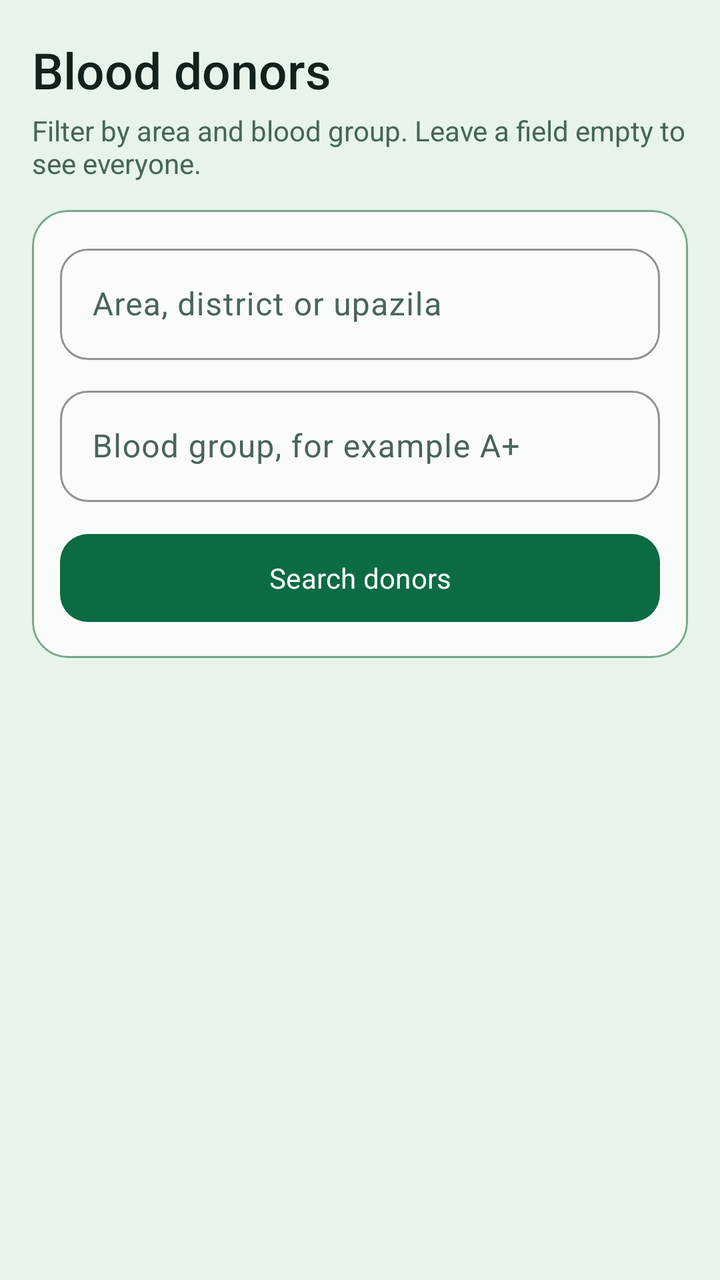
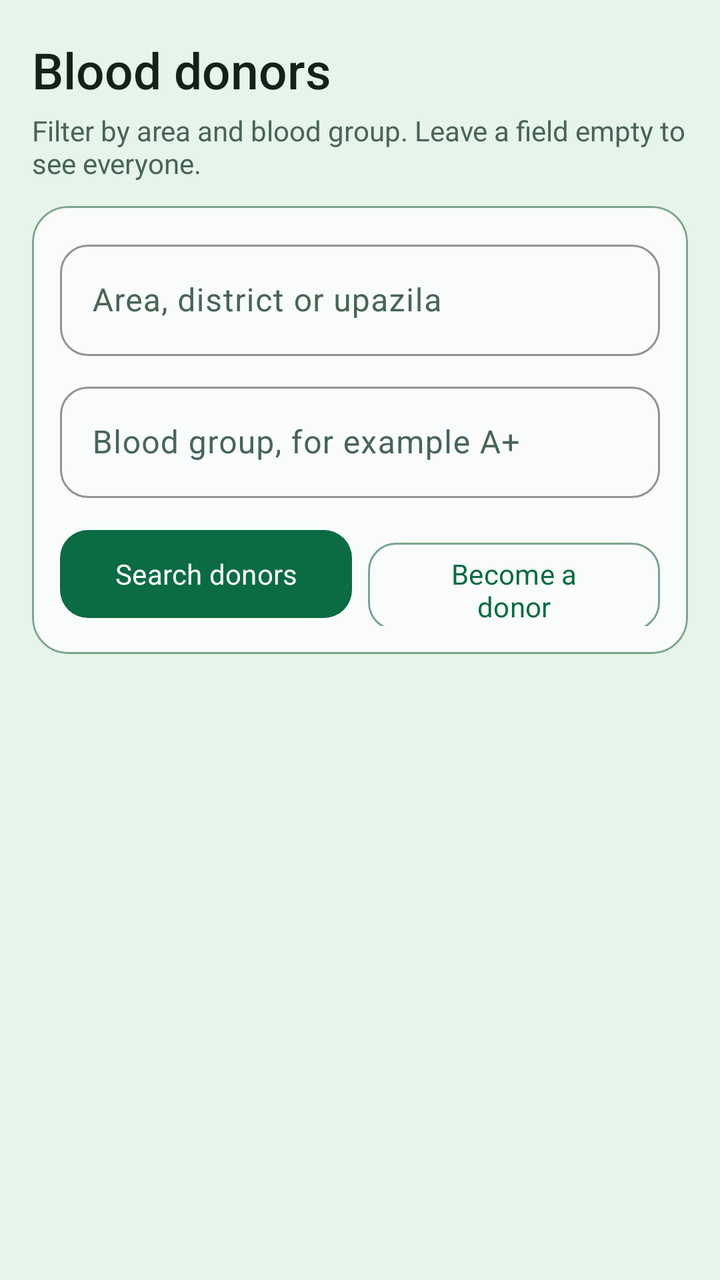

Screens rendered from an Android XML layout before and after an edit, with the pre-edit source and the edit as a unified diff.
<!-- AndroidManifest.xml: application theme Theme.ShasthoBondhu -->
<!-- res/layout/fragment_donors.xml -->
<?xml version="1.0" encoding="utf-8"?>
<LinearLayout xmlns:android="http://schemas.android.com/apk/res/android"
    xmlns:app="http://schemas.android.com/apk/res-auto"
    android:layout_width="match_parent"
    android:layout_height="match_parent"
    android:background="@color/background"
    android:orientation="vertical"
    android:paddingStart="16dp"
    android:paddingTop="18dp"
    android:paddingEnd="16dp">

    <TextView
        android:layout_width="match_parent"
        android:layout_height="wrap_content"
        android:fontFamily="sans-serif-medium"
        android:text="@string/donors_title"
        android:textColor="@color/text_primary"
        android:textSize="25sp" />

    <TextView
        android:layout_width="match_parent"
        android:layout_height="wrap_content"
        android:layout_marginTop="4dp"
        android:text="@string/donors_subtitle"
        android:textColor="@color/text_secondary"
        android:textSize="14sp" />

    <com.google.android.material.card.MaterialCardView
        style="@style/Widget.Shastho.Card.Box"
        android:layout_width="match_parent"
        android:layout_height="wrap_content"
        android:layout_marginTop="14dp">

        <LinearLayout
            android:layout_width="match_parent"
            android:layout_height="wrap_content"
            android:orientation="vertical"
            android:padding="14dp">

            <com.google.android.material.textfield.TextInputLayout
                style="@style/Widget.Shastho.Input"
                android:layout_width="match_parent"
                android:layout_height="wrap_content"
                android:hint="@string/hint_area">
                <com.google.android.material.textfield.TextInputEditText
                    android:id="@+id/etArea"
                    android:layout_width="match_parent"
                    android:layout_height="wrap_content"
                    android:inputType="textCapWords"
                    android:maxLines="1" />
            </com.google.android.material.textfield.TextInputLayout>

            <com.google.android.material.textfield.TextInputLayout
                style="@style/Widget.Shastho.Input"
                android:layout_width="match_parent"
                android:layout_height="wrap_content"
                android:layout_marginTop="10dp"
                android:hint="@string/hint_blood_group">
                <com.google.android.material.textfield.TextInputEditText
                    android:id="@+id/etBloodGroup"
                    android:layout_width="match_parent"
                    android:layout_height="wrap_content"
                    android:inputType="textCapCharacters"
                    android:maxLines="1" />
            </com.google.android.material.textfield.TextInputLayout>

            <com.google.android.material.button.MaterialButton
                android:id="@+id/btnSearchDonor"
                style="@style/Widget.Shastho.Button.Primary"
                android:layout_width="match_parent"
                android:layout_height="52dp"
                android:layout_marginTop="12dp"
                android:text="@string/search_donors" />
        </LinearLayout>
    </com.google.android.material.card.MaterialCardView>

    <androidx.recyclerview.widget.RecyclerView
        android:id="@+id/rvDonors"
        android:layout_width="match_parent"
        android:layout_height="0dp"
        android:layout_marginTop="10dp"
        android:layout_weight="1"
        android:clipToPadding="false"
        android:paddingBottom="16dp" />
</LinearLayout>
<!-- resources referenced by this layout -->
<resources>
  <color name="background">#E6F4EA</color>
  <color name="text_primary">#102219</color>
  <color name="text_secondary">#486557</color>
  <string name="donors_subtitle">Filter by area and blood group. Leave a field empty to see everyone.</string>
  <string name="donors_title">Blood donors</string>
  <string name="hint_area">Area, district or upazila</string>
  <string name="hint_blood_group">Blood group, for example A+</string>
  <string name="search_donors">Search donors</string>
  <style name="Widget.Shastho.Button.Primary" parent="Widget.Material3.Button">
          <item name="backgroundTint">@color/primary</item>
          <item name="android:textColor">@color/on_primary</item>
          <item name="cornerRadius">14dp</item>
          <item name="android:minHeight">52dp</item>
          <item name="android:textAllCaps">false</item>
      </style>
  <style name="Widget.Shastho.Card.Box" parent="Widget.Material3.CardView.Outlined">
          <item name="cardBackgroundColor">@color/surface</item>
          <item name="cardCornerRadius">18dp</item>
          <item name="cardElevation">0dp</item>
          <item name="strokeColor">@color/outline</item>
          <item name="strokeWidth">1dp</item>
      </style>
  <style name="Widget.Shastho.Input" parent="Widget.Material3.TextInputLayout.OutlinedBox">
          <item name="boxBackgroundColor">@color/surface</item>
          <item name="boxStrokeColor">@color/primary</item>
          <item name="boxCornerRadiusTopStart">14dp</item>
          <item name="boxCornerRadiusTopEnd">14dp</item>
          <item name="boxCornerRadiusBottomStart">14dp</item>
          <item name="boxCornerRadiusBottomEnd">14dp</item>
          <item name="hintTextColor">@color/text_secondary</item>
      </style>
  <style name="Theme.ShasthoBondhu" parent="Theme.Material3.DayNight.NoActionBar">
          <item name="colorPrimary">@color/primary</item>
          <item name="colorOnPrimary">@color/on_primary</item>
          <item name="colorPrimaryContainer">@color/primary_container</item>
          <item name="colorOnPrimaryContainer">@color/on_primary_container</item>
          <item name="colorSecondary">@color/emergency</item>
          <item name="colorOnSecondary">@color/on_primary</item>
          <item name="android:colorBackground">@color/background</item>
          <item name="colorOnBackground">@color/text_primary</item>
          <item name="colorSurface">@color/surface</item>
          <item name="colorOnSurface">@color/text_primary</item>
          <item name="colorSurfaceVariant">@color/surface_variant</item>
          <item name="colorOnSurfaceVariant">@color/text_secondary</item>
          <item name="colorOutline">@color/outline</item>
          <item name="android:fontFamily">sans-serif</item>
          <item name="android:windowBackground">@color/background</item>
          <item name="android:statusBarColor">@color/background</item>
          <item name="android:navigationBarColor">@color/background</item>
          <item name="android:windowLightStatusBar">true</item>
          <item name="android:windowLightNavigationBar">true</item>
      </style>
  <color name="primary">#0B6B43</color>
  <color name="on_primary">#FFFFFF</color>
  <color name="surface">#F9FCFA</color>
  <color name="outline">#7AA58D</color>
  <color name="primary_container">#C9EAD5</color>
  <color name="on_primary_container">#073C27</color>
  <color name="emergency">#C83E45</color>
  <color name="surface_variant">#D5E9DC</color>
</resources>

<!-- the commit's change to res/layout/fragment_donors.xml (unified diff, before → after) -->
@@ -29,7 +29,7 @@
         style="@style/Widget.Shastho.Card.Box"
         android:layout_width="match_parent"
         android:layout_height="wrap_content"
-        android:layout_marginTop="14dp">
+        android:layout_marginTop="12dp">
 
         <LinearLayout
             android:layout_width="match_parent"
@@ -64,22 +64,55 @@
                     android:maxLines="1" />
             </com.google.android.material.textfield.TextInputLayout>
 
-            <com.google.android.material.button.MaterialButton
-                android:id="@+id/btnSearchDonor"
-                style="@style/Widget.Shastho.Button.Primary"
+            <LinearLayout
                 android:layout_width="match_parent"
-                android:layout_height="52dp"
+                android:layout_height="wrap_content"
                 android:layout_marginTop="12dp"
-                android:text="@string/search_donors" />
+                android:orientation="horizontal">
+
+                <com.google.android.material.button.MaterialButton
+                    android:id="@+id/btnSearchDonor"
+                    style="@style/Widget.Shastho.Button.Primary"
+                    android:layout_width="0dp"
+                    android:layout_height="52dp"
+                    android:layout_weight="1"
+                    android:text="@string/search_donors" />
+
+                <com.google.android.material.button.MaterialButton
+                    android:id="@+id/btnBecomeDonor"
+                    style="@style/Widget.Shastho.Button.Box"
+                    android:layout_width="0dp"
+                    android:layout_height="52dp"
+                    android:layout_marginStart="8dp"
+                    android:layout_weight="1"
+                    android:text="@string/become_donor" />
+            </LinearLayout>
         </LinearLayout>
     </com.google.android.material.card.MaterialCardView>
 
-    <androidx.recyclerview.widget.RecyclerView
-        android:id="@+id/rvDonors"
+    <FrameLayout
         android:layout_width="match_parent"
         android:layout_height="0dp"
         android:layout_marginTop="10dp"
-        android:layout_weight="1"
-        android:clipToPadding="false"
-        android:paddingBottom="16dp" />
+        android:layout_weight="1">
+
+        <androidx.recyclerview.widget.RecyclerView
+            android:id="@+id/rvDonors"
+            android:layout_width="match_parent"
+            android:layout_height="match_parent"
+            android:clipToPadding="false"
+            android:paddingBottom="16dp" />
+
+        <TextView
+            android:id="@+id/tvEmptyDonors"
+            android:layout_width="match_parent"
+            android:layout_height="wrap_content"
+            android:layout_gravity="center"
+            android:gravity="center"
+            android:padding="24dp"
+            android:text="@string/donors_empty"
+            android:textColor="@color/text_secondary"
+            android:textSize="15sp"
+            android:visibility="gone" />
+    </FrameLayout>
 </LinearLayout>
<!-- resource entries referenced after the edit -->
@@ -3,11 +3,20 @@
   <color name="background">#E6F4EA</color>
   <color name="text_primary">#102219</color>
   <color name="text_secondary">#486557</color>
+  <string name="become_donor">Become a donor</string>
+  <string name="donors_empty">No donors matched this area and blood group yet.</string>
   <string name="donors_subtitle">Filter by area and blood group. Leave a field empty to see everyone.</string>
   <string name="donors_title">Blood donors</string>
   <string name="hint_area">Area, district or upazila</string>
   <string name="hint_blood_group">Blood group, for example A+</string>
   <string name="search_donors">Search donors</string>
+  <style name="Widget.Shastho.Button.Box" parent="Widget.Material3.Button.OutlinedButton">
+          <item name="strokeColor">@color/outline</item>
+          <item name="android:textColor">@color/primary</item>
+          <item name="cornerRadius">14dp</item>
+          <item name="android:minHeight">48dp</item>
+          <item name="android:textAllCaps">false</item>
+      </style>
   <style name="Widget.Shastho.Button.Primary" parent="Widget.Material3.Button">
           <item name="backgroundTint">@color/primary</item>
           <item name="android:textColor">@color/on_primary</item>
